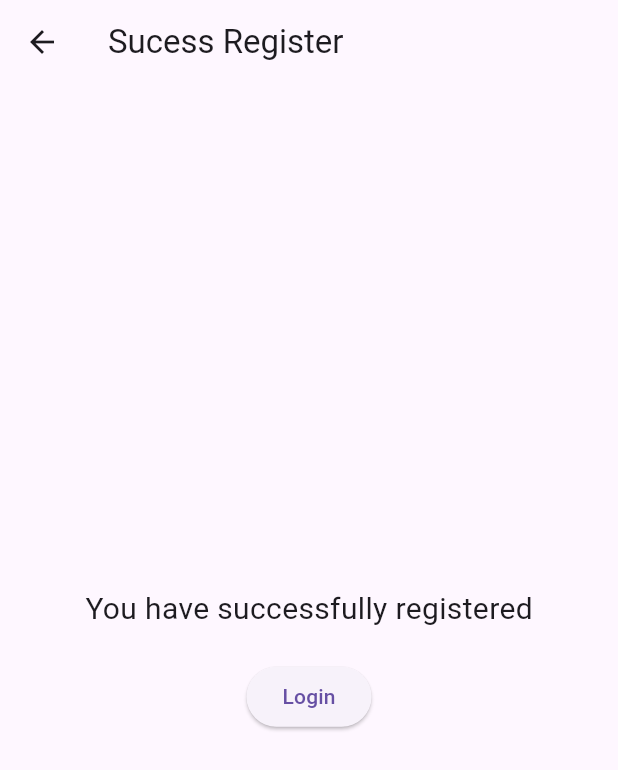
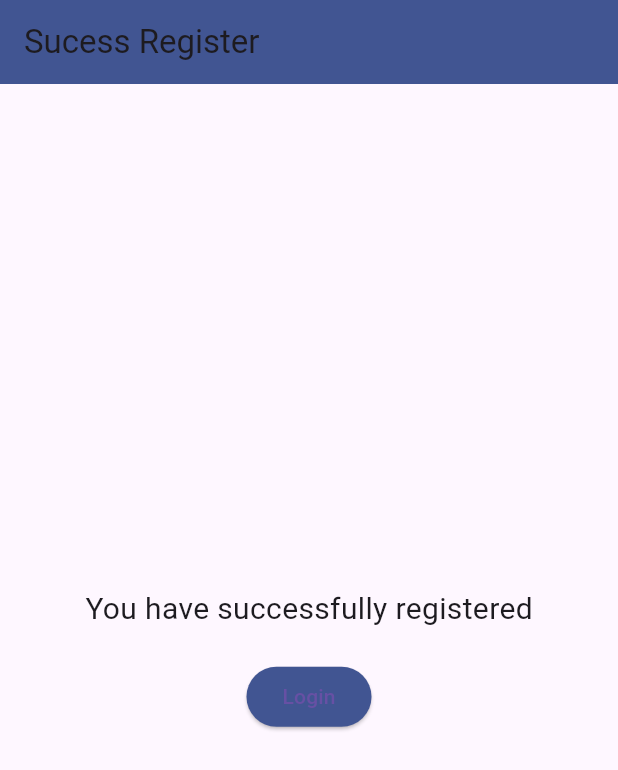
Before and after one commit to GraceGH/mapApp, a Flutter app: the SuccessRegisterPage screen opened directly, on a phone screen of 412 x 824 dp. Shown: the top 770 px of the screen. Run offline on Flutter 3.47's test engine with Material 3 defaults, Android fonts, the light colour scheme and no system bars; our stand-ins replace firebase_auth, firebase_core, get; accounts and stored records are empty.

Commit message:
SuccessRegister.dart page UI

```diff
--- a/lib/login/SuccessRegister.dart
+++ b/lib/login/SuccessRegister.dart
@@ -1,4 +1,6 @@
 import 'package:flutter/material.dart';
+
+import '../style.dart';
 
 class SuccessRegisterPage extends StatelessWidget {
   const SuccessRegisterPage({super.key});
@@ -8,6 +10,8 @@ class SuccessRegisterPage extends StatelessWidget {
     return Scaffold(
       appBar: AppBar(
         title: const Text('Sucess Register'),
+        automaticallyImplyLeading: false,
+        backgroundColor: AppColor.blue1,
       ),
       body: Center(
         child: Column(
@@ -21,7 +25,11 @@ class SuccessRegisterPage extends StatelessWidget {
             ),
             ElevatedButton(onPressed: (){
               Navigator.popUntil(context,(route)=>route.isFirst);
-            }, child: const Text('Login')),
+            },
+                style: ElevatedButton.styleFrom(
+                  primary: AppColor.blue1, // Set your desired color here
+                ),
+                child: const Text('Login')),
           ],
         ),
       ),
```
